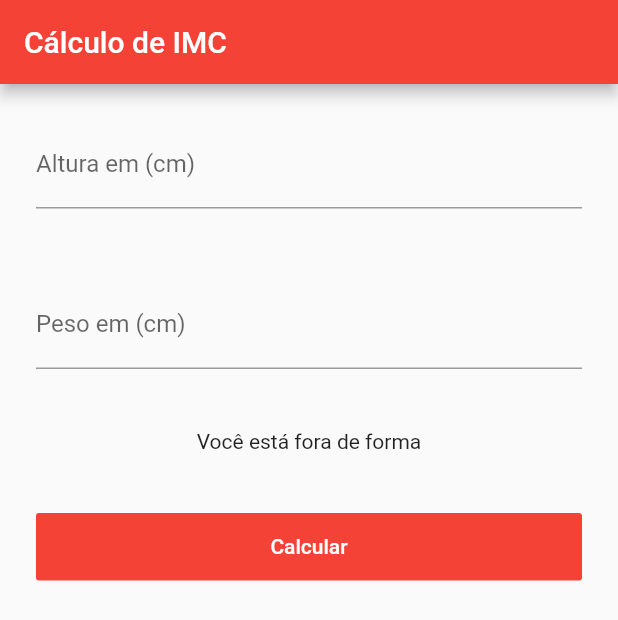
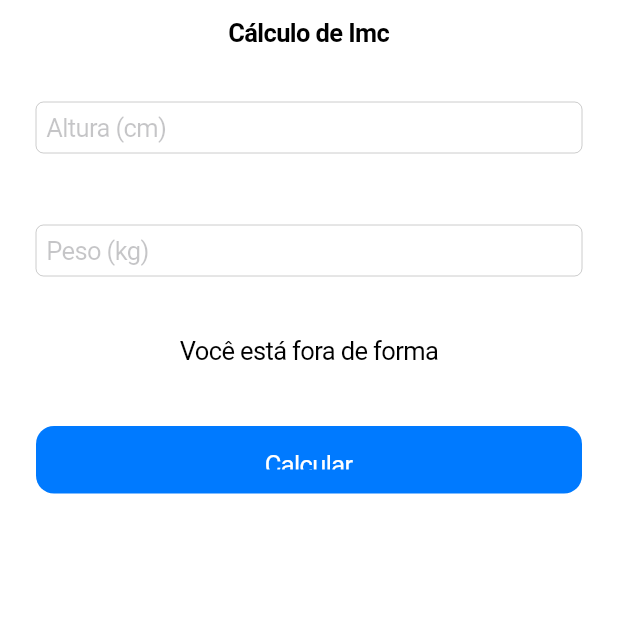
Before and after one commit to ViniciusPii/imc-bloc-flutter, a Flutter app: the screen it shows after launch, on a phone screen of 412 x 824 dp. Shown: the top 620 px of the screen. Run offline on Flutter 3.47's test engine with Material 2 defaults, Android fonts, the phone set to English and light mode, and no system bars.

Commit message:
feat(layout): Layout do iOS

```diff
--- a/lib/main.dart
+++ b/lib/main.dart
@@ -1,7 +1,11 @@
 import 'package:flutter/material.dart';
+import 'package:imc_bloc/src/ui/android/material_app.dart';
+import 'package:imc_bloc/src/ui/ios/cupertino_app.dart';
 
-import 'src/my_app.dart';
+// void main() {
+//   runApp(MyMaterialApp());
+// }
 
 void main() {
-  runApp(MyApp());
+  runApp(MyCupertinoApp());
 }
--- a/lib/src/my_app.dart
+++ b/lib/src/ui/android/material_app.dart
@@ -1,8 +1,7 @@
 import 'package:flutter/material.dart';
+import 'package:imc_bloc/src/ui/android/pages/home.dart';
 
-import 'ui/android/pages/home.dart';
-
-class MyApp extends StatelessWidget {
+class MyMaterialApp extends StatelessWidget {
   @override
   Widget build(BuildContext context) {
     return MaterialApp(
--- /dev/null
+++ b/lib/src/ui/ios/cupertino_app.dart
@@ -0,0 +1,18 @@
+import 'package:flutter/cupertino.dart';
+import 'package:imc_bloc/src/ui/ios/pages/home.dart';
+
+class MyCupertinoApp extends StatefulWidget {
+  @override
+  _MyCupertinoAppState createState() => _MyCupertinoAppState();
+}
+
+class _MyCupertinoAppState extends State<MyCupertinoApp> {
+  @override
+  Widget build(BuildContext context) {
+    return CupertinoApp(
+      title: 'Imc - Bloc',
+      debugShowCheckedModeBanner: false,
+      home: Home(),
+    );
+  }
+}
--- a/lib/src/ui/ios/pages/home.dart
+++ b/lib/src/ui/ios/pages/home.dart
@@ -0,0 +1,49 @@
+import 'package:flutter/cupertino.dart';
+
+class Home extends StatelessWidget {
+  @override
+  Widget build(BuildContext context) {
+    return CupertinoPageScaffold(
+      navigationBar: CupertinoNavigationBar(
+        middle: Text('Cálculo de Imc'),
+      ),
+      child: ListView(
+        children: [
+          Padding(
+            padding: const EdgeInsets.all(24),
+            child: CupertinoTextField(
+              placeholder: 'Altura (cm)',
+              keyboardType: TextInputType.number,
+            ),
+          ),
+          Padding(
+            padding: const EdgeInsets.all(24),
+            child: CupertinoTextField(
+              placeholder: 'Peso (kg)',
+              keyboardType: TextInputType.number,
+            ),
+          ),
+          Padding(
+            padding: const EdgeInsets.all(16),
+            child: Text(
+              'Você está fora de forma',
+              textAlign: TextAlign.center,
+            ),
+          ),
+          Padding(
+            padding: const EdgeInsets.all(24),
+            child: Container(
+              height: 45,
+              child: CupertinoButton.filled(
+                onPressed: () {},
+                child: Text(
+                  'Calcular',
+                ),
+              ),
+            ),
+          ),
+        ],
+      ),
+    );
+  }
+}
```
Also changed, not shown: 1 other file.
